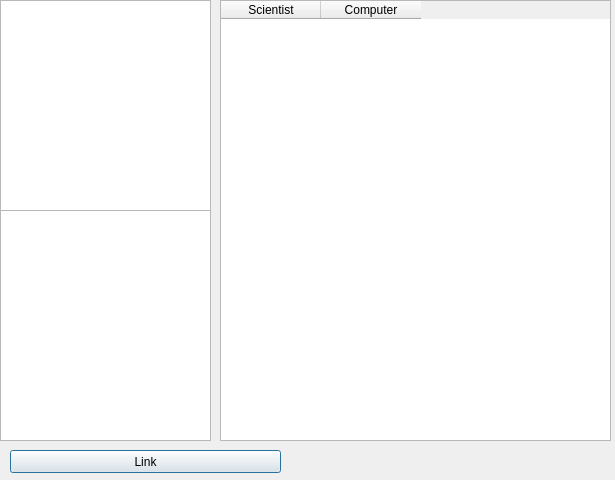
Before: the Qt Designer form EndurvinnslustöðATeam/Skil3/Ui/linktogether.ui in trunti/verklegtn-m, drawn with Qt 5.
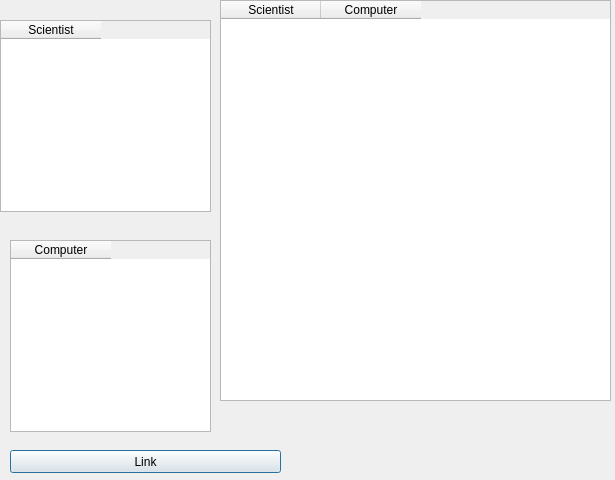
After: the same form once the commit is applied.

```diff
--- a/EndurvinnslustöðATeam/Skil3/Ui/linktogether.ui
+++ b/EndurvinnslustöðATeam/Skil3/Ui/linktogether.ui
@@ -13,33 +13,13 @@
   <property name="windowTitle">
    <string>Dialog</string>
   </property>
-  <widget class="QListWidget" name="list_scient">
-   <property name="geometry">
-    <rect>
-     <x>0</x>
-     <y>0</y>
-     <width>211</width>
-     <height>211</height>
-    </rect>
-   </property>
-  </widget>
-  <widget class="QListWidget" name="list_comp">
-   <property name="geometry">
-    <rect>
-     <x>0</x>
-     <y>210</y>
-     <width>211</width>
-     <height>231</height>
-    </rect>
-   </property>
-  </widget>
   <widget class="QTableWidget" name="table_relation">
    <property name="geometry">
     <rect>
      <x>220</x>
      <y>0</y>
      <width>391</width>
-     <height>441</height>
+     <height>401</height>
     </rect>
    </property>
    <column>
@@ -66,6 +46,36 @@
     <string>Link</string>
    </property>
   </widget>
+  <widget class="QTableWidget" name="table_scient">
+   <property name="geometry">
+    <rect>
+     <x>0</x>
+     <y>20</y>
+     <width>211</width>
+     <height>192</height>
+    </rect>
+   </property>
+   <column>
+    <property name="text">
+     <string>Scientist</string>
+    </property>
+   </column>
+  </widget>
+  <widget class="QTableWidget" name="table_comp">
+   <property name="geometry">
+    <rect>
+     <x>10</x>
+     <y>240</y>
+     <width>201</width>
+     <height>192</height>
+    </rect>
+   </property>
+   <column>
+    <property name="text">
+     <string>Computer</string>
+    </property>
+   </column>
+  </widget>
  </widget>
  <resources/>
  <connections/>
```
